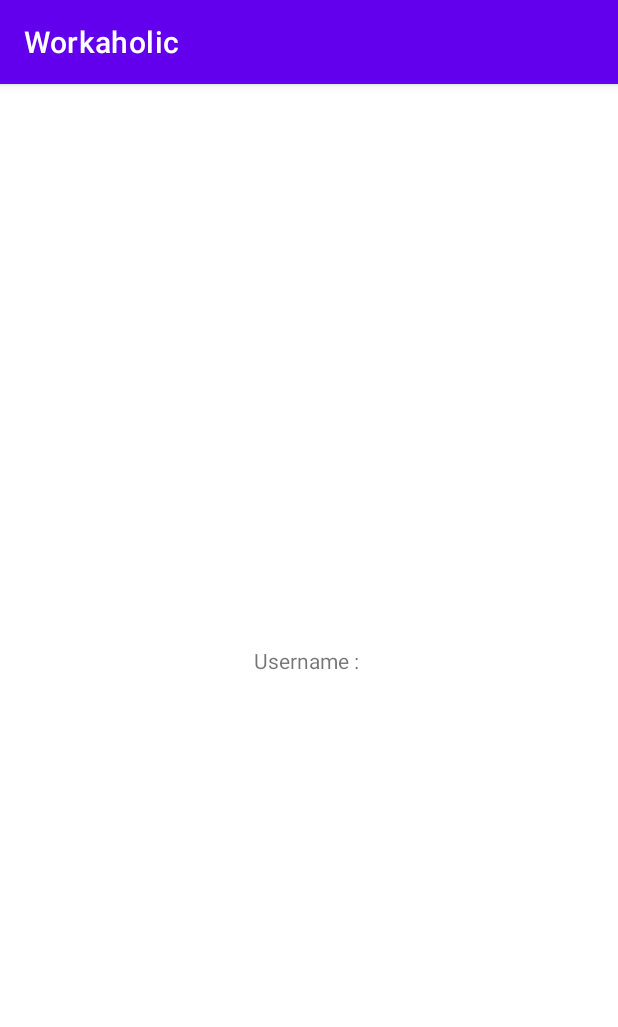
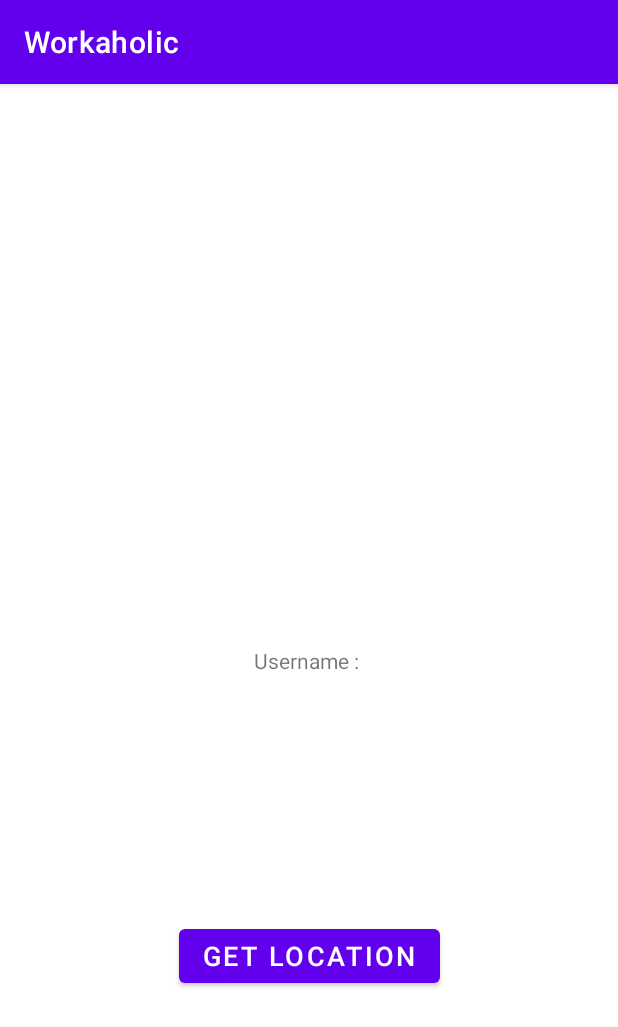
Before and after one commit to MustafaMaalin/trio-wor-smartmobile, an Android app: the MainActivity screen opened directly, with no data from a screen before it, on a phone screen of 412 x 824 dp. Shown: the top 1027 px of the screen. Run offline under Robolectric (Android 15) with nearby library versions, the phone set to English and light mode, and no system bars.

Commit message:
Added the get location in the main activity

```diff
--- a/Android/app/build.gradle
+++ b/Android/app/build.gradle
@@ -54,4 +54,7 @@ dependencies {
     androidTestImplementation 'androidx.test.ext:junit:1.1.2'
     androidTestImplementation 'androidx.test.espresso:espresso-core:3.3.0'
 
+    //FusedLocationProvider
+    implementation 'com.google.android.gms:play-services-location:18.0.0'
+
 }
--- a/Android/app/src/main/java/com/example/workaholic/activities/MainActivity.kt
+++ b/Android/app/src/main/java/com/example/workaholic/activities/MainActivity.kt
@@ -1,13 +1,23 @@
 package com.example.workaholic.activities
 
 import android.content.Context
+import android.content.Intent
+import android.content.pm.PackageManager
 import androidx.appcompat.app.AppCompatActivity
 import android.os.Bundle
+import android.widget.Button
+import android.widget.Toast
+import androidx.core.app.ActivityCompat
 import com.example.workaholic.R
 import com.example.workaholic.utils.Constants
+import com.google.android.gms.location.FusedLocationProviderClient
+import com.google.android.gms.location.LocationServices
 import kotlinx.android.synthetic.main.activity_main.*
 
 class MainActivity : AppCompatActivity() {
+
+    lateinit var fusedLocationProviderClient: FusedLocationProviderClient
+
     override fun onCreate(savedInstanceState: Bundle?) {
         super.onCreate(savedInstanceState)
         setContentView(R.layout.activity_main)
@@ -16,7 +26,33 @@ class MainActivity : AppCompatActivity() {
         val username = sharedPreferences.getString(Constants.LOGGED_IN_USERNAME,"")!!
         tv_main.text = "Username : $username"
 
+//        val button = findViewById<Button>(R.id.button)
+//
+//        button.setOnClickListener {
+//            val intent = Intent(this, MainActivity2::class.java)
+//
+//            startActivity(intent)
+//        }
 
+        fusedLocationProviderClient = LocationServices.getFusedLocationProviderClient(this)
 
+        findViewById<Button>(R.id.bt_get_location).setOnClickListener {
+            fetchLocation()
+        }
+    }
+    private fun fetchLocation() {
+        val task = fusedLocationProviderClient.lastLocation
+
+        if(ActivityCompat.checkSelfPermission(this, android.Manifest.permission.ACCESS_FINE_LOCATION)
+            != PackageManager.PERMISSION_GRANTED && ActivityCompat.checkSelfPermission(this, android.Manifest.permission.ACCESS_COARSE_LOCATION) != PackageManager.PERMISSION_GRANTED
+        ){
+            ActivityCompat.requestPermissions(this, arrayOf(android.Manifest.permission.ACCESS_FINE_LOCATION), 101)
+            return
+        }
+        task.addOnSuccessListener {
+            if(it != null){
+                Toast.makeText(applicationContext,"${it.latitude} ${it.longitude}", Toast.LENGTH_SHORT).show()
+            }
+        }
     }
 }
--- a/Android/app/src/main/res/layout/activity_main.xml
+++ b/Android/app/src/main/res/layout/activity_main.xml
@@ -16,4 +16,15 @@
         app:layout_constraintRight_toRightOf="parent"
         app:layout_constraintTop_toTopOf="parent" />
 
+    <Button
+        android:id="@+id/bt_get_location"
+        android:layout_width="wrap_content"
+        android:layout_height="wrap_content"
+        android:text="Get Location"
+        android:textSize="18sp"
+        app:layout_constraintBottom_toBottomOf="parent"
+        app:layout_constraintEnd_toEndOf="parent"
+        app:layout_constraintStart_toStartOf="parent"
+        app:layout_constraintTop_toBottomOf="@+id/tv_main" />
+
 </androidx.constraintlayout.widget.ConstraintLayout>
```
Also changed, not shown: Android/app/src/main/AndroidManifest.xml (+8 -2 lines), Android/app/src/main/java/com/example/workaholic/activities/MainActivity2.kt (added, +84 -0 lines), Android/app/src/main/res/layout/activity_main2.xml (added, +24 -0 lines).
